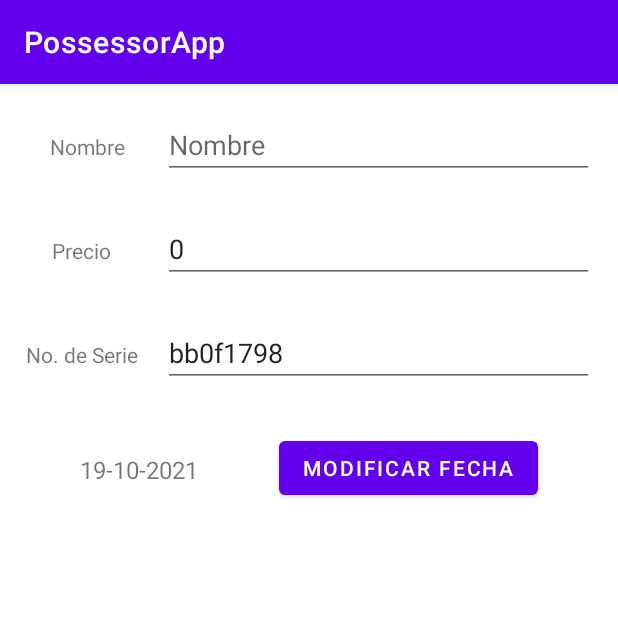
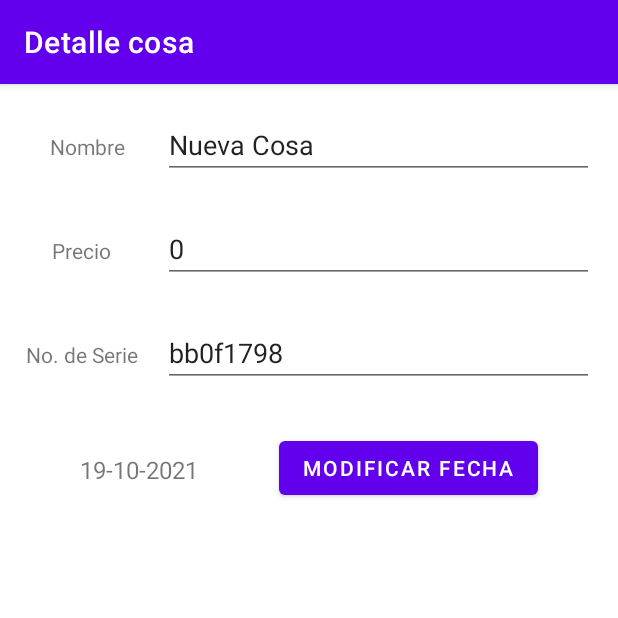
Before and after one commit to CesarArellano/Possessor-App, an Android app: the screen it shows after launch (MainActivity), after a tap on "Nueva cosa", on a phone screen of 412 x 824 dp, the top half of it. Run offline under Robolectric (Android 15) with nearby library versions, the phone set to English and light mode, and no system bars; libraries missing offline, so code that uses them is left out: it.xabaras.android.

Commit message:
Changing name in actionBar

```diff
--- a/PossessorApp/app/src/main/java/com/cesararellano/possessorapp/Thing.kt
+++ b/PossessorApp/app/src/main/java/com/cesararellano/possessorapp/Thing.kt
@@ -8,7 +8,7 @@ import java.util.*
 // Esta clase describe principalmente los atributos que puede tener una cosa, sin embargo también esta implementa la interfaz Parcelable
 // esta interfaz nos ayudará a poder serializar y deserializar la info entre fragments.
 class Thing(): Parcelable {
-    var thingName: String = ""
+    var thingName: String = "Nueva Cosa"
     var pesosValue: Int = 0
     var serialNumber: String = UUID.randomUUID().toString().substring(0, 8) // Se limita a 8 dígitos el UUID random
     var creationDate: String = SimpleDateFormat( "dd-MM-yyyy", Locale.getDefault() ).format( Date() ) // Con esta instrucción formateamos la fecha de la siguiente forma "día-mes-año".
--- a/PossessorApp/app/src/main/java/com/cesararellano/possessorapp/ThingFragment.kt
+++ b/PossessorApp/app/src/main/java/com/cesararellano/possessorapp/ThingFragment.kt
@@ -12,6 +12,7 @@ import android.widget.Button
 import android.widget.EditText
 import android.widget.TextView
 import android.widget.Toast
+import androidx.appcompat.app.AppCompatActivity
 import java.text.SimpleDateFormat
 import java.util.*
 
@@ -80,6 +81,9 @@ class ThingFragment : Fragment() {
         priceField.addTextChangedListener(textObservable)
         serialNumberField.addTextChangedListener(textObservable)
 
+        val appbar = activity as AppCompatActivity
+        appbar.supportActionBar?.title = "Detalle cosa"
+
     }
 
     override fun onCreateView(
--- a/PossessorApp/app/src/main/java/com/cesararellano/possessorapp/ThingsTableFragment.kt
+++ b/PossessorApp/app/src/main/java/com/cesararellano/possessorapp/ThingsTableFragment.kt
@@ -7,6 +7,7 @@ import android.graphics.Color
 import android.os.Bundle
 import android.view.*
 import android.widget.TextView
+import androidx.appcompat.app.AppCompatActivity
 import androidx.constraintlayout.widget.ConstraintLayout
 import androidx.fragment.app.Fragment
 import androidx.lifecycle.ViewModelProvider
@@ -78,6 +79,12 @@ class ThingsTableFragment: Fragment() {
         // Se adjunta el RecyclerView al touchHelper.
         val touchHelper = ItemTouchHelper(swipegestures)
         touchHelper.attachToRecyclerView(thingRecyclerView)
+    }
+
+    override fun onStart() {
+        super.onStart()
+        val appbar = activity as AppCompatActivity
+        appbar.supportActionBar?.title = "Possesor App"
     }
 
     override fun onCreate(savedInstanceState: Bundle?) {
```
